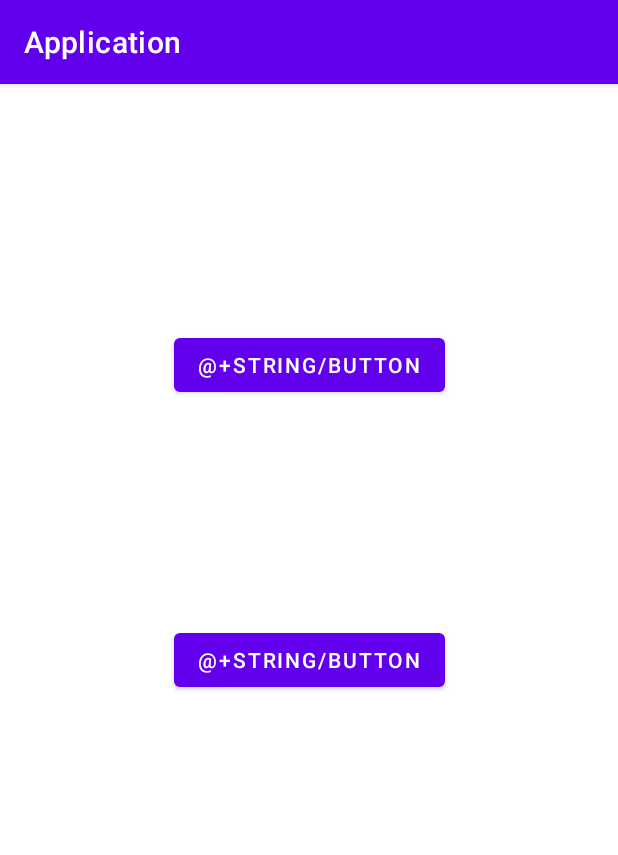
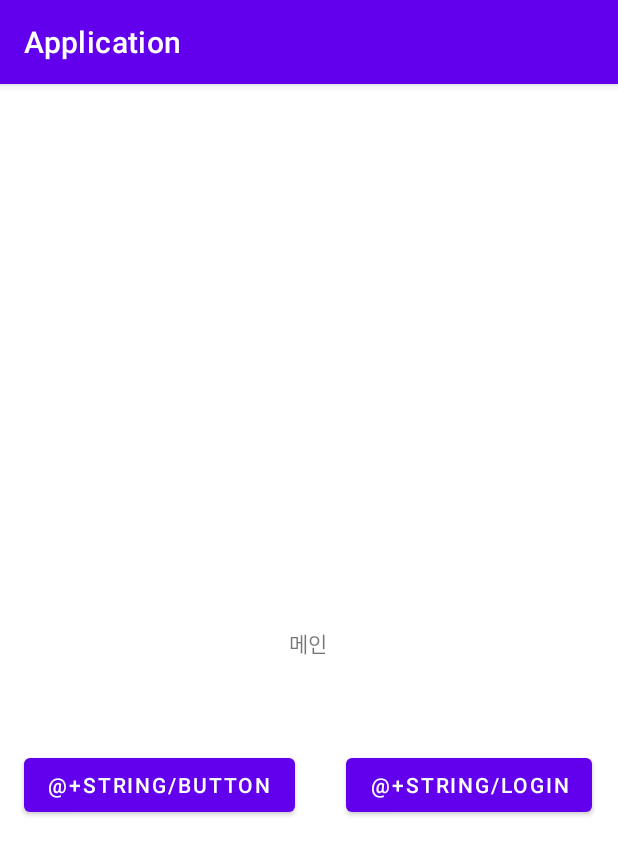
Before and after one commit to KangHyeon3315/409_Community, an Android app: the screen it shows after launch (MainActivity), on a phone screen of 412 x 824 dp. Shown: the top 855 px of the screen. Run offline under Robolectric (Android 15) with nearby library versions, the light colour scheme and no system bars.

Commit message:
페이지 전환 기능

```diff
--- a/Application/app/src/main/java/com/example/application_409/MainActivity.java
+++ b/Application/app/src/main/java/com/example/application_409/MainActivity.java
@@ -22,6 +22,7 @@ public class MainActivity extends AppCompatActivity {
             public void onClick(View view) {
                 Intent intent = new Intent(getApplicationContext(), RegisterActivity.class);
                 startActivity(intent);
+                // RegisterActivity로 이동
             }
         });
         Button Button_login = findViewById(R.id.button3);
@@ -30,6 +31,7 @@ public class MainActivity extends AppCompatActivity {
             public void onClick(View view) {
                 Intent intent = new Intent(getApplicationContext(), LoginActivity.class);
                 startActivity(intent);
+                // LoginActivity로 이동
             }
         });
     }
--- a/Application/app/src/main/res/layout/activity_main.xml
+++ b/Application/app/src/main/res/layout/activity_main.xml
@@ -10,30 +10,37 @@
         android:id="@+id/textView"
         android:layout_width="wrap_content"
         android:layout_height="wrap_content"
-        android:text="Hello World!"
+        android:text="메인"
         app:layout_constraintBottom_toBottomOf="parent"
+        app:layout_constraintHorizontal_bias="0.498"
         app:layout_constraintLeft_toLeftOf="parent"
         app:layout_constraintRight_toRightOf="parent"
-        app:layout_constraintTop_toTopOf="parent" />
+        app:layout_constraintTop_toTopOf="parent"
+        app:layout_constraintVertical_bias="0.485" />
 
+    // 메인화면에 버튼 생성
     <Button
         android:id="@+id/button2"
         android:layout_width="wrap_content"
         android:layout_height="wrap_content"
         android:text="@+String/Button"
-        app:layout_constraintBottom_toTopOf="@+id/textView"
+        app:layout_constraintBottom_toBottomOf="parent"
         app:layout_constraintEnd_toEndOf="parent"
+        app:layout_constraintHorizontal_bias="0.069"
         app:layout_constraintStart_toStartOf="parent"
-        app:layout_constraintTop_toTopOf="parent" />
+        app:layout_constraintTop_toTopOf="parent"
+        app:layout_constraintVertical_bias="0.616" />
 
     <Button
         android:id="@+id/button3"
         android:layout_width="wrap_content"
         android:layout_height="wrap_content"
-        android:text="@+String/Button"
+        android:text="@+String/login"
         app:layout_constraintBottom_toBottomOf="parent"
         app:layout_constraintEnd_toEndOf="parent"
+        app:layout_constraintHorizontal_bias="0.93"
         app:layout_constraintStart_toStartOf="parent"
-        app:layout_constraintTop_toTopOf="parent" />
+        app:layout_constraintTop_toTopOf="parent"
+        app:layout_constraintVertical_bias="0.616" />
 
 </androidx.constraintlayout.widget.ConstraintLayout>
```
